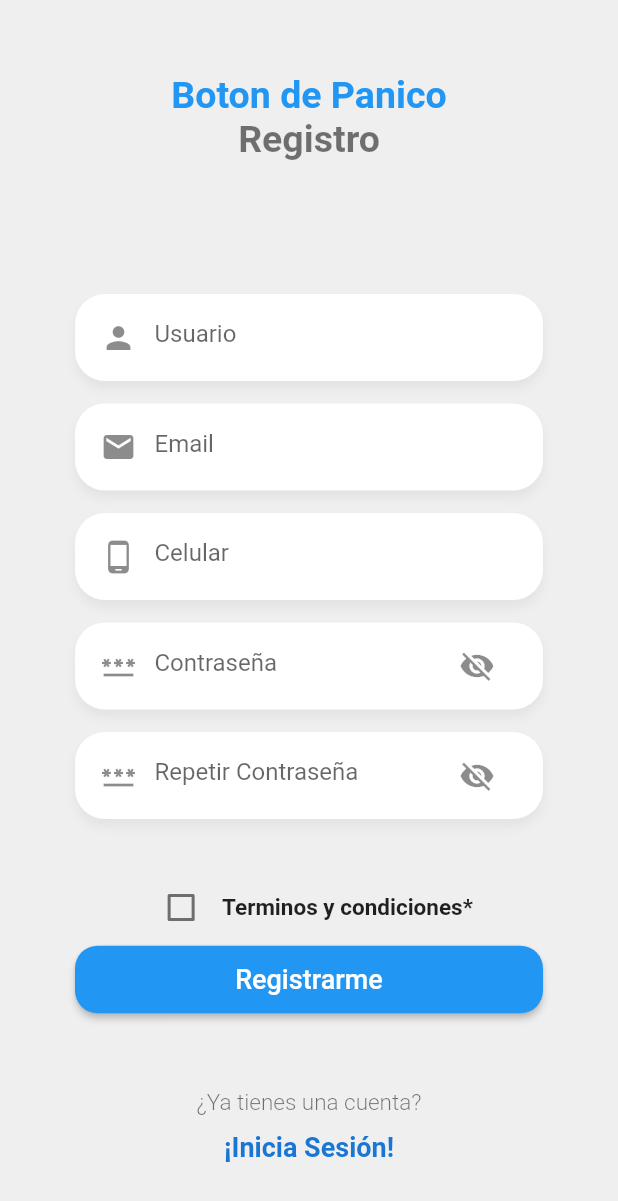
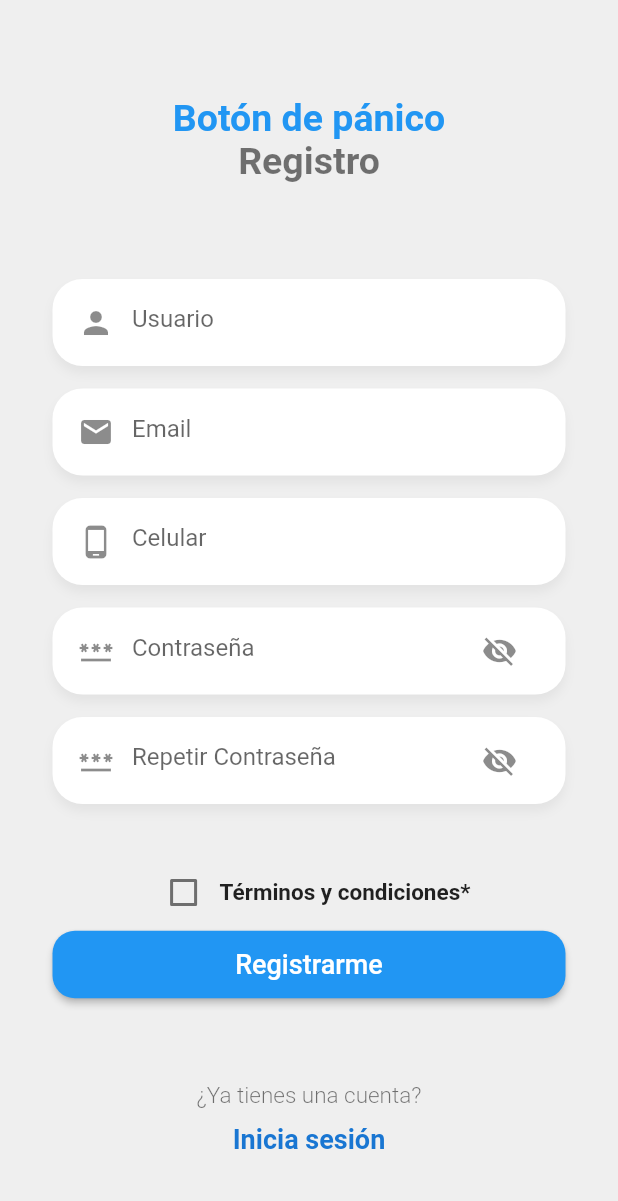
Before and after one commit to DolphH12/panic_button, a Flutter app: the RegisterPage screen opened by its route, on a phone screen of 412 x 824 dp. Shown: the top 1201 px of the screen. Run offline on Flutter 3.47's test engine with Material 2 defaults, Android fonts, the phone set to English and light mode, and no system bars; our stand-ins replace animate_do, audioplayers, flutter_colorpicker, flutter_progress_hud, geolocator, image_picker and 2 more; missing offline and left inert: flutter_android_volume_keydown, flutter_background, numeric_keyboard, record_mp3; accounts and stored records are empty; network calls fail; statements that could not run were skipped.

Commit message:
cambios en el flujo y parte de algunos textos

```diff
--- a/lib/pages/otp_page.dart
+++ b/lib/pages/otp_page.dart
@@ -121,7 +121,7 @@ class _OtpPageState extends State<OtpPage> {
                           );
 
                           mensajeInfo(context, "¡Bienvenido!",
-                              "Su registro ha sido exitoso");
+                              "Su registro ha sido exitoso.");
                         } else {
                           if (!mounted) {}
                           ScaffoldMessenger.of(context).showSnackBar(
--- a/lib/pages/register_page.dart
+++ b/lib/pages/register_page.dart
@@ -6,6 +6,7 @@ import '../utils/utils.dart';
 import '../widgets/btn_ppal.dart';
 import '../widgets/custom_input.dart';
 import '../widgets/labels.dart';
+import 'login_page.dart';
 
 class RegisterPage extends StatefulWidget {
   const RegisterPage({Key? key}) : super(key: key);
@@ -30,23 +31,53 @@ class _RegisterPageState extends State<RegisterPage> {
               children: [
                 _tituloPage(),
                 const _Form(),
-                const Labels(
-                    ruta: 'login',
-                    label1: '¿Ya tienes una cuenta?',
-                    label2: '¡Inicia Sesión!'),
+                _labelRegister()
               ],
             ),
           ),
         ));
   }
 
+  Widget _labelRegister() {
+      return Column(
+        children: [
+          const Text(
+            "¿Ya tienes una cuenta?",
+            style: TextStyle(
+                color: Colors.black54, fontSize: 15, fontWeight: FontWeight.w300),
+          ),
+          const SizedBox(
+            height: 10,
+          ),
+          GestureDetector(
+            onTap: () {
+              Navigator.of(context).pushAndRemoveUntil(MaterialPageRoute<void>(
+              builder: (BuildContext context){
+                return const LoginPage();
+                },
+              ),  (Route<dynamic> route) => false,
+            );
+            },
+            child: Text(
+              "Inicia sesión",
+              style: TextStyle(
+                  color: Theme.of(context).primaryColorDark,
+                  fontSize: 18,
+                  fontWeight: FontWeight.bold),
+            ),
+          ),
+        ],
+      );
+    }
+
   Widget _tituloPage() {
     return Column(
       mainAxisAlignment: MainAxisAlignment.center,
       crossAxisAlignment: CrossAxisAlignment.center,
       children: [
+        const SizedBox(height: 10,),
         Text(
-          'Boton de Panico',
+          'Botón de pánico',
           textAlign: TextAlign.center,
           style: TextStyle(
               color: Theme.of(context).primaryColor,
@@ -85,8 +116,8 @@ class __FormState extends State<_Form> {
   @override
   Widget build(BuildContext context) {
     return Container(
-      margin: const EdgeInsets.only(top: 40),
-      padding: const EdgeInsets.symmetric(horizontal: 50),
+      margin: const EdgeInsets.only(top: 10),
+      padding: const EdgeInsets.symmetric(horizontal: 35),
       child: Column(
         children: [
           CustomInput(
@@ -152,7 +183,7 @@ class __FormState extends State<_Form> {
           mostrarAlerta(context, info['mensaje']);
         }
       } else {
-        mostrarAlerta(context, "Recuerde aceptar los terminos y condiciones.");
+        mostrarAlerta(context, "Recuerde aceptar los términos y condiciones.");
       }
     } else {
       mostrarAlerta(context, "Las contraseñas no coinciden");
@@ -180,7 +211,7 @@ class __FormState extends State<_Form> {
                 builder: (BuildContext context) => _termsyconds());
           },
           child: const Text(
-            ' Terminos y condiciones*',
+            'Términos y condiciones*',
             style: TextStyle(fontWeight: FontWeight.w600, fontSize: 15),
           ),
         )
@@ -192,7 +223,7 @@ class __FormState extends State<_Form> {
     return AlertDialog(
       scrollable: true,
       title: const Text(
-        "Terminos y condiciones",
+        "Términos y condiciones",
         style: TextStyle(
           fontSize: 20,
           fontWeight: FontWeight.w700,
@@ -200,7 +231,7 @@ class __FormState extends State<_Form> {
         textAlign: TextAlign.center,
       ),
       content: const Text(
-        "Terminos y Condiciones",
+        "Contenido para términos y Condiciones",
         style: TextStyle(fontSize: 10),
         textAlign: TextAlign.center,
       ),
--- a/lib/pages/splash_page.dart
+++ b/lib/pages/splash_page.dart
@@ -73,8 +73,8 @@ class _SplashPageState extends State<SplashPage> {
       alignment: AlignmentDirectional.center,
       children: [
         Container(
-          width: 300,
-          height: 300,
+          width: 200,
+          height: 200,
           decoration: BoxDecoration(
               borderRadius: BorderRadius.circular(500),
               color: Colors.grey[200]),
@@ -83,7 +83,7 @@ class _SplashPageState extends State<SplashPage> {
           tag: "initImage",
           child: Image(
             image: AssetImage('assets/alert.png'),
-            width: 300,
+            width: 200,
           ),
         )
       ],
```
Also changed, not shown: lib/pages/home_page.dart (+9 -7 lines), lib/pages/login_page.dart (+33 -7 lines).
